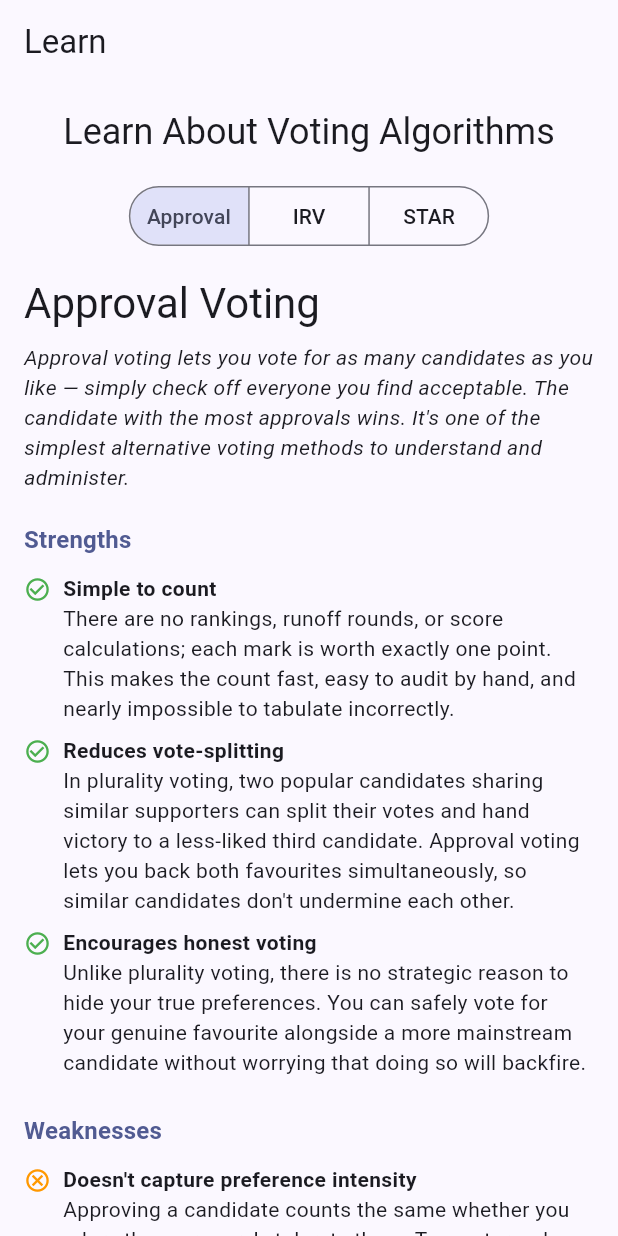
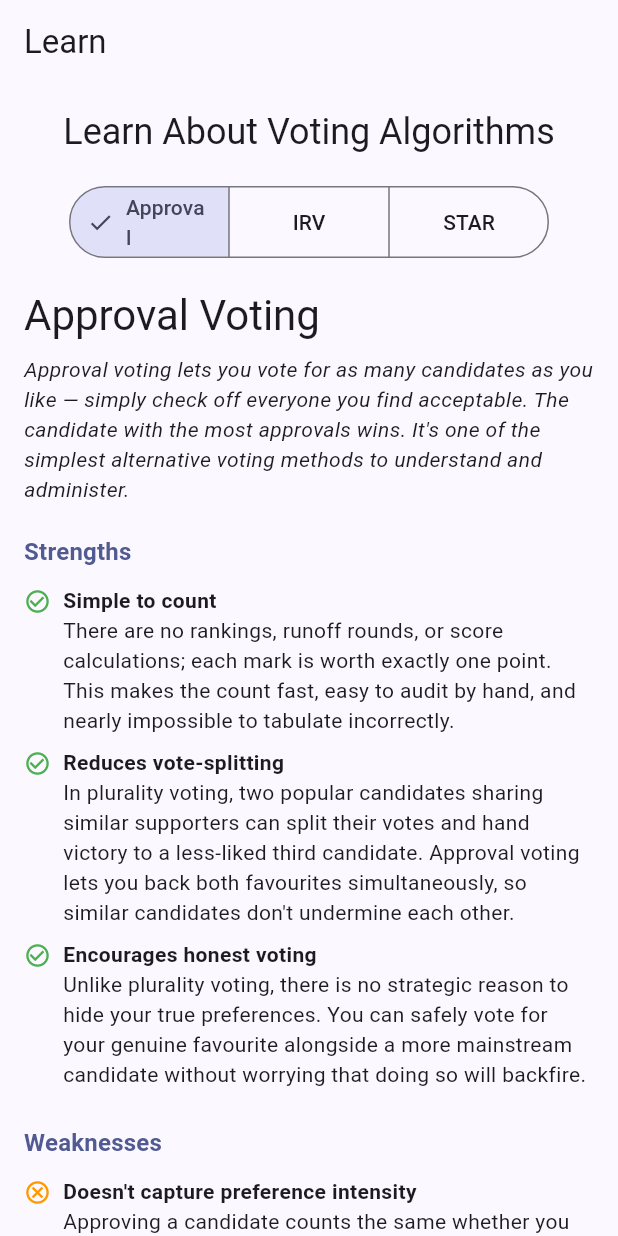
Before and after one commit to FruityShuffles/ez-vote, a Flutter app: the LearnScreen screen opened by its route, on a phone screen of 412 x 824 dp. Run offline on Flutter 3.47's test engine with Material 3 defaults, Android fonts, the phone set to English and light mode, and no system bars; our stand-ins replace flutter_dotenv, flutter_riverpod, go_router, supabase_flutter; accounts and stored records are empty; network calls fail.

Commit message:
Fix #64: fix Learn tab button sizing by using fixed-width container
Wrap SegmentedButton in SizedBox(width: 320) inside Center so the group
width stays constant when the checkmark icon appears on selection.

Co-Authored-By: Claude Sonnet 4.6 <noreply@anthropic.com>

```diff
--- a/lib/presentation/screens/learn_screen.dart
+++ b/lib/presentation/screens/learn_screen.dart
@@ -168,8 +168,9 @@ class _LearnTabState extends State<LearnTab> {
               ),
               const SizedBox(height: 16),
               Center(
+                child: SizedBox(
+                  width: 320,
                   child: SegmentedButton<String>(
-                  showSelectedIcon: false,
                     segments: const [
                       ButtonSegment(value: 'approval', label: Text('Approval')),
                       ButtonSegment(value: 'irv', label: Text('IRV')),
@@ -177,6 +178,7 @@ class _LearnTabState extends State<LearnTab> {
                     ],
                     selected: {_selected},
                     onSelectionChanged: (s) => setState(() => _selected = s.first),
+                  ),
                 ),
               ),
               const SizedBox(height: 16),
```
Lines whose indentation alone changed are shown as unchanged.
